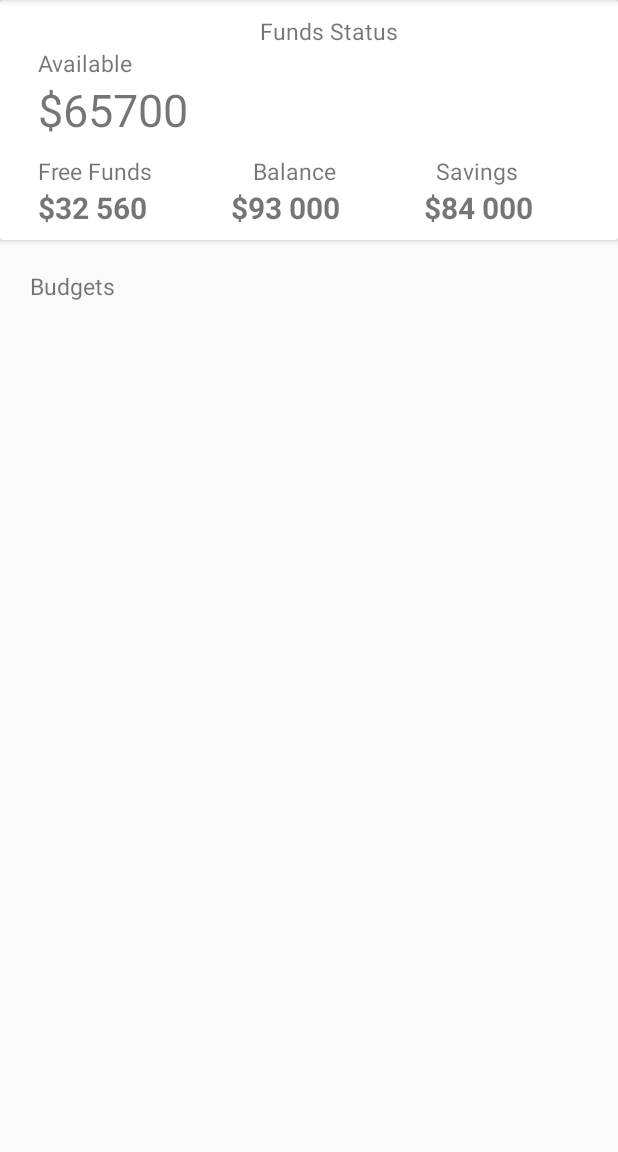
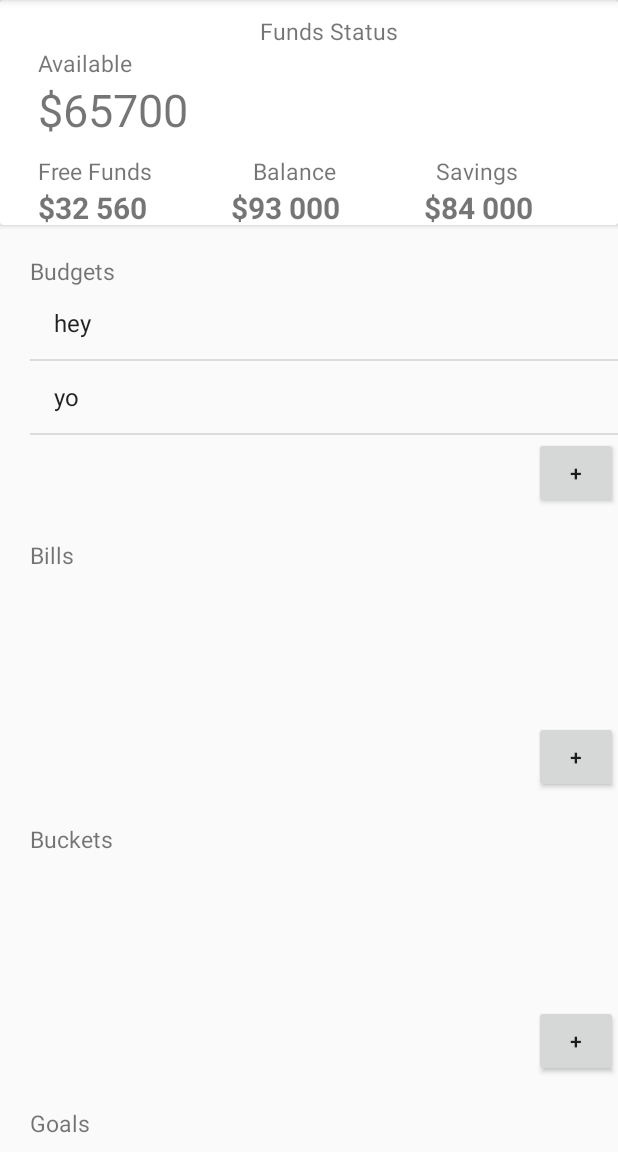
Before and after one commit to Steams/10Bands, an Android app: the screen it shows after launch (MainActivity), on a phone screen of 412 x 824 dp, the part 84-1236 px from its top. Run offline under Robolectric (Android 15) with nearby library versions, the phone set to English and light mode, and no system bars.

Commit message:
Lists ui initial layouts

```diff
--- a/app/src/main/java/com/example/steams/a10bands/MainActivity.java
+++ b/app/src/main/java/com/example/steams/a10bands/MainActivity.java
@@ -2,12 +2,22 @@ package com.example.steams.a10bands;
 
 import android.support.v7.app.AppCompatActivity;
 import android.os.Bundle;
+import android.widget.ArrayAdapter;
+import android.widget.ListView;
 
 public class MainActivity extends AppCompatActivity {
+    String[] words = {"hey","yo"};
+    public ListView budgetsList;
 
     @Override
     protected void onCreate(Bundle savedInstanceState) {
         super.onCreate(savedInstanceState);
         setContentView(R.layout.activity_main);
+        budgetsList = (ListView)findViewById(R.id.budgets_list);
+        budgetsList.setAdapter(
+                new ArrayAdapter<String>(this,
+                        android.R.layout.simple_list_item_1,
+                        words)
+        );
     }
 }
--- a/app/src/main/res/layout/activity_main.xml
+++ b/app/src/main/res/layout/activity_main.xml
@@ -1,19 +1,23 @@
 <?xml version="1.0" encoding="utf-8"?>
-<android.support.constraint.ConstraintLayout xmlns:android="http://schemas.android.com/apk/res/android"
+<ScrollView xmlns:android="http://schemas.android.com/apk/res/android"
     xmlns:tools="http://schemas.android.com/tools"
+    xmlns:grid="http://schemas.android.com/apk/res-auto"
+    tools:context="com.example.steams.a10bands.MainActivity"
     android:layout_width="match_parent"
     android:layout_height="match_parent"
-    xmlns:grid="http://schemas.android.com/apk/res-auto"
-    tools:context="com.example.steams.a10bands.MainActivity">
+    android:fillViewport="true">
+
+    <LinearLayout
+        android:layout_width="match_parent"
+        android:layout_height="match_parent"
+        android:orientation="vertical">
 
         <android.support.v7.widget.CardView
             android:id="@+id/status_container"
-        android:layout_width="0dp"
+            android:layout_width="match_parent"
             grid:cardBackgroundColor="@color/cardview_light_background"
-        android:layout_height="160dp"
-        grid:layout_constraintTop_toTopOf="parent"
-        grid:layout_constraintRight_toRightOf="parent"
-        grid:layout_constraintLeft_toLeftOf="parent">
+            android:layout_height="150dp"
+            >
 
             <LinearLayout
                 android:paddingLeft="25dp"
@@ -94,13 +98,9 @@
         </android.support.v7.widget.CardView>
 
         <LinearLayout
-        android:orientation="vertical"
-        android:layout_width="393dp"
-        android:layout_height="wrap_content"
-        android:paddingTop="20dp"
-        android:paddingLeft="20dp"
-        grid:layout_constraintTop_toBottomOf="@+id/status_container"
-        tools:layout_editor_absoluteX="0dp">
+            android:id="@+id/budgets_container"
+            style="@style/categoryContainer"
+            >
 
             <TextView
                 android:text="Budgets"
@@ -109,6 +109,101 @@
                 style="@style/categoryLabel"
                 android:id="@+id/budgets_label" />
 
+            <ListView
+                android:layout_width="match_parent"
+                android:layout_height="100dp"
+                android:scrollbars="none"
+                android:id="@+id/budgets_list" />
+
+            <Button
+                android:text="+"
+                android:layout_width="56dp"
+                android:layout_height="wrap_content"
+                android:id="@+id/button2"
+                android:layout_gravity="end" />
+
         </LinearLayout>
 
-</android.support.constraint.ConstraintLayout>
+        <LinearLayout
+            android:id="@+id/bills_container"
+            style="@style/categoryContainer"
+            >
+
+            <TextView
+                android:text="Bills"
+                android:layout_width="match_parent"
+                android:layout_height="wrap_content"
+                style="@style/categoryLabel"
+                android:id="@+id/bills_label" />
+
+            <ListView
+                android:layout_width="match_parent"
+                android:layout_height="100dp"
+                android:scrollbars="none"
+                android:id="@+id/bills_list" />
+
+            <Button
+                android:text="+"
+                android:layout_width="56dp"
+                android:layout_height="wrap_content"
+                android:id="@+id/bills_addButton"
+                android:layout_gravity="end" />
+
+        </LinearLayout>
+
+        <LinearLayout
+            android:id="@+id/buckets_container"
+            style="@style/categoryContainer"
+            >
+
+            <TextView
+                android:text="Buckets"
+                android:layout_width="match_parent"
+                android:layout_height="wrap_content"
+                style="@style/categoryLabel"
+                android:id="@+id/buckets_label" />
+
+            <ListView
+                android:layout_width="match_parent"
+                android:layout_height="100dp"
+                android:scrollbars="none"
+                android:id="@+id/buckets_list" />
+
+            <Button
+                android:text="+"
+                android:layout_width="56dp"
+                android:layout_height="wrap_content"
+                android:id="@+id/buckets_addButton"
+                android:layout_gravity="end" />
+
+        </LinearLayout>
+
+        <LinearLayout
+            android:id="@+id/goals_container"
+            style="@style/categoryContainer"
+            >
+
+            <TextView
+                android:text="Goals"
+                android:layout_width="match_parent"
+                android:layout_height="wrap_content"
+                style="@style/categoryLabel"
+                android:id="@+id/goals_label" />
+
+            <ListView
+                android:layout_width="match_parent"
+                android:layout_height="100dp"
+                android:scrollbars="none"
+                android:id="@+id/goals_list" />
+
+            <Button
+                android:text="+"
+                android:layout_width="56dp"
+                android:layout_height="wrap_content"
+                android:id="@+id/goals_addButton"
+                android:layout_gravity="end" />
+
+        </LinearLayout>
+
+    </LinearLayout>
+</ScrollView>
--- a/app/src/main/res/values/styles.xml
+++ b/app/src/main/res/values/styles.xml
@@ -19,6 +19,14 @@
         <item name="android:layout_weight">0.33</item>
     </style>
 
+    <style name="categoryContainer" >
+        <item name="android:layout_width">match_parent</item>
+        <item name="android:layout_height">wrap_content</item>
+        <item name="android:paddingLeft">20dp</item>
+        <item name="android:paddingTop">20dp</item>
+        <item name="android:orientation">vertical</item>
+    </style>
+
     <style name="categoryLabel" >
         <item name="android:textSize">15dp</item>
         <item name="android:layout_weight">0.33</item>
```
Lines whose indentation alone changed are shown as unchanged.
